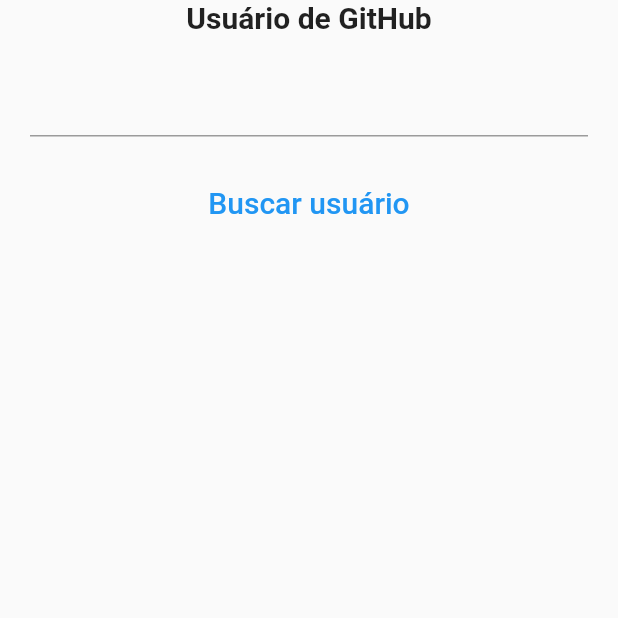
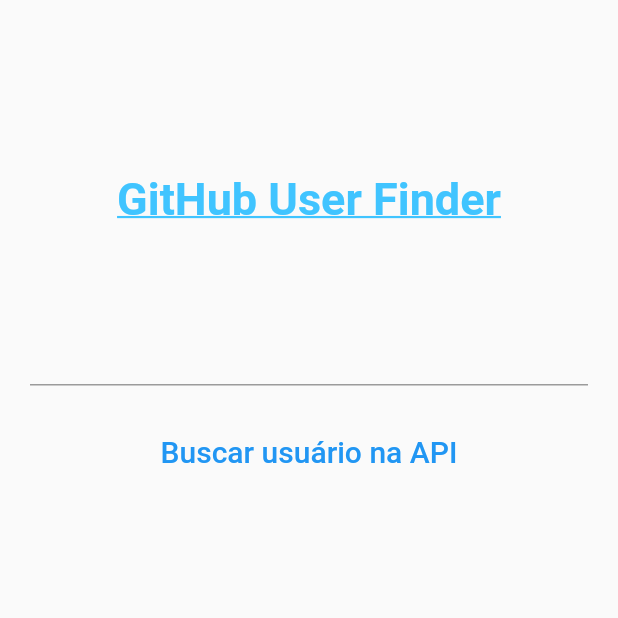
Before and after one commit to luismomm2110/github_finder_flutter, a Flutter app: the screen it shows after launch, on a phone screen of 412 x 824 dp, the top half of it. Run offline on Flutter 3.47's test engine with Material 2 defaults, Android fonts, the phone set to English and light mode, and no system bars.

Commit message:
second commit

```diff
--- a/lib/main.dart
+++ b/lib/main.dart
@@ -2,10 +2,10 @@ import 'package:flutter/material.dart';
 import 'package:github_finder/search_screen.dart';
 
 void main() {
-  runApp(PokDex());
+  runApp(GithubFinder());
 }
 
-class PokDex extends StatelessWidget {
+class GithubFinder extends StatelessWidget {
   @override
   Widget build(BuildContext context) {
     return MaterialApp(
--- a/lib/search_screen.dart
+++ b/lib/search_screen.dart
@@ -22,14 +22,19 @@ class _SearchScreenState extends State<SearchScreen> {
           child: Column(
             children: [
               Text(
-                'Usuário de GitHub',
-                style: TextStyle(fontSize: 20.0, fontWeight: FontWeight.bold),
+                'GitHub User Finder',
+                style: TextStyle(
+                    fontSize: 30.0,
+                    fontWeight: FontWeight.bold,
+                    height: 6,
+                    color: Colors.lightBlueAccent,
+                    decoration: TextDecoration.underline),
               ),
               Container(
                 padding: EdgeInsets.all(20.0),
                 child: TextField(
                   style: TextStyle(
-                    fontSize: 18.0,
+                    fontSize: 28.0,
                   ),
                   onChanged: (value) {
                     username = value;
@@ -38,8 +43,7 @@ class _SearchScreenState extends State<SearchScreen> {
               ),
               TextButton(
                 onPressed: () async {
-                  Usuario usuario =
-                      await GithubService.getUsuario(username!.toLowerCase());
+                  Usuario usuario = await GithubService.getUsuario(username!);
                   Navigator.push(
                     context,
                     MaterialPageRoute(builder: (context) {
@@ -48,7 +52,7 @@ class _SearchScreenState extends State<SearchScreen> {
                   );
                 },
                 child: Text(
-                  'Buscar usuário',
+                  'Buscar usuário na API',
                   style: TextStyle(
                     fontSize: 20.0,
                   ),
--- a/lib/usuario.dart
+++ b/lib/usuario.dart
@@ -1,11 +1,22 @@
 class Usuario {
   // Construtor
-  Usuario({required this.id, required this.name, required this.picture});
+  Usuario(
+      {required this.id,
+      required this.login,
+      required this.name,
+      required this.picture,
+      required this.followers});
 
-  final String id;
+  final int id;
+  final int followers;
+  final String login;
   final String name;
   final String picture;
 
-  factory Usuario.fromJson(Map<String, dynamic> json) =>
-      Usuario(id: json["id"], name: json["name"], picture: json["avatar_url"]);
+  factory Usuario.fromJson(Map<String, dynamic> json) => Usuario(
+      id: json["id"],
+      followers: json["followers"],
+      login: json["login"],
+      name: json["name"],
+      picture: json["avatar_url"]);
 }
```
Also changed, not shown: lib/result_screen.dart (+10 -14 lines), 1 other file.
